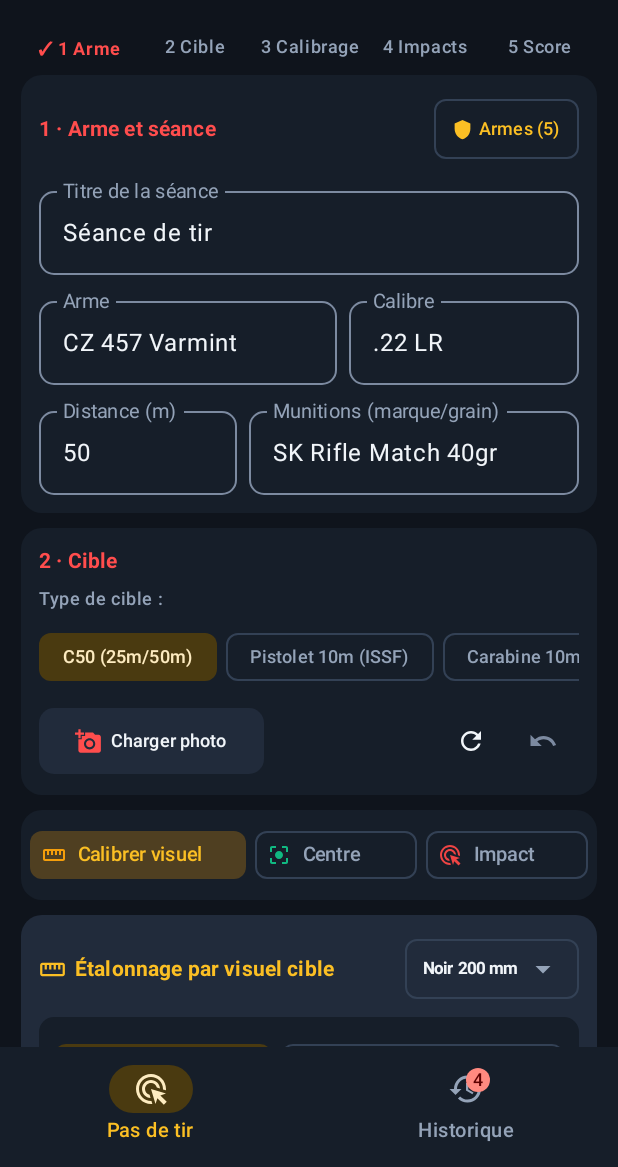
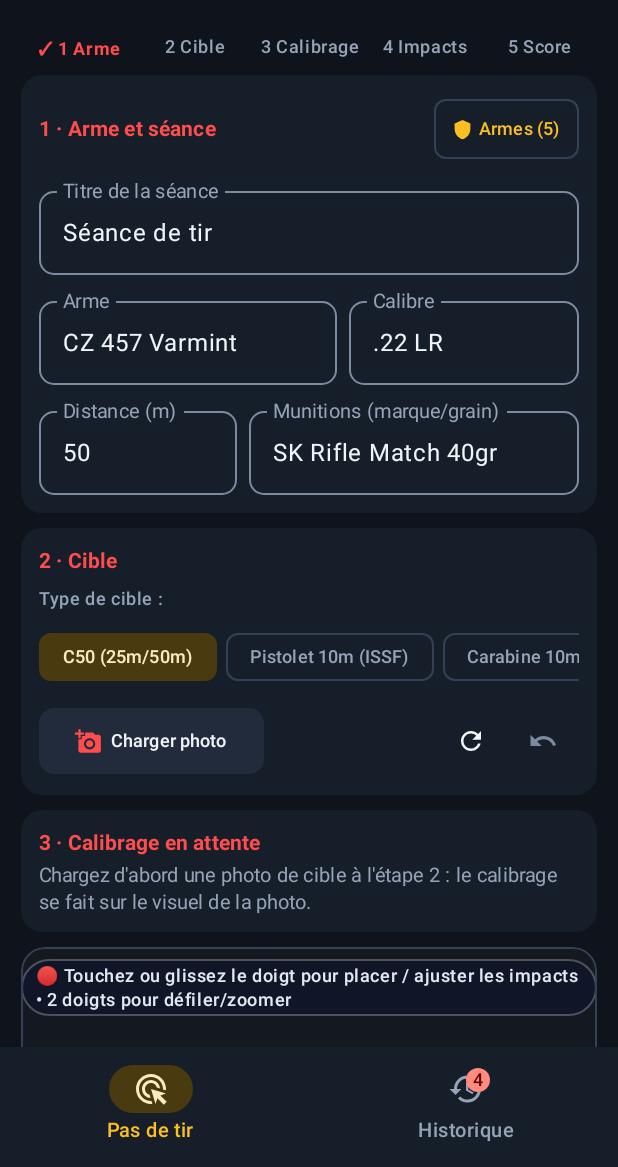
Before and after one commit to Gauvainb/ShootR, an Android app built with Jetpack Compose: the screen it shows after launch (MainActivity), on a phone screen of 412 x 824 dp, the part 69-1236 px from its top. Run offline under Robolectric (Android 15) with nearby library versions, the phone set to English and light mode, and no system bars; libraries missing offline, so code that uses them is left out: coil.compose, coil.request.

Commit message:
feat(flow): detect impacts in step 4, calibration only once a photo is loaded
- The "Détecter impacts" button leaves the photo row (step 2) and sits at the top of the
  impacts card (step 4), shown when a photo is loaded. Step 2 keeps loading and scanning.
- Mode chips and the calibration panel (step 3) only appear once a photo is loaded;
  without a photo, step 3 shows a hint asking to load a photo first.
- Loading a photo starts in calibration mode; without a photo the mode stays on impacts.

Co-authored-by: OpenBot <335604065+openbotgit[bot]@users.noreply.github.com>

```diff
--- a/app/src/main/java/com/example/MainActivity.kt
+++ b/app/src/main/java/com/example/MainActivity.kt
@@ -325,6 +325,10 @@ fun ShootRApp(
     // 4. Canvas interaction state
     // Le parcours commence par le calibrage : la photo et le visuel d'abord, les impacts ensuite.
     var activeMode by remember { mutableStateOf(AnnotationMode.CALIBRATE) }
+    // Sans photo, le calibrage n'est pas proposé (son panneau est masqué) : le mode reste « Impact ».
+    LaunchedEffect(selectedImageUri == null) {
+        if (selectedImageUri == null) activeMode = AnnotationMode.IMPACT
+    }
     var scale by remember { mutableFloatStateOf(1f) }
     var offset by remember { mutableStateOf(Offset.Zero) }
     var canvasWidthPx by remember { mutableFloatStateOf(1000f) }
@@ -606,6 +610,8 @@ fun ShootRApp(
     ) { uri: Uri? ->
         if (uri != null) {
             selectedImageUri = uri
+            // Une photo est chargée : le calibrage devient possible et démarre.
+            activeMode = AnnotationMode.CALIBRATE
             resetPhotoAnalysis()
             analyzeSelectedPhoto()
         }
@@ -1565,26 +1571,6 @@ fun ShootRApp(
                                         Text("Scanner cible", fontSize = 12.sp, color = MaterialTheme.colorScheme.secondary)
                                     }
 
-                                    Spacer(modifier = Modifier.width(6.dp))
-
-                                    OutlinedButton(
-                                        onClick = { detectImpactsOnPhoto() },
-                                        enabled = !isDetectingImpacts,
-                                        modifier = Modifier.height(44.dp).testTag("detect_impacts_button"),
-                                        shape = RoundedCornerShape(10.dp)
-                                    ) {
-                                        if (isDetectingImpacts) {
-                                            CircularProgressIndicator(modifier = Modifier.size(16.dp), strokeWidth = 2.dp)
-                                        } else {
-                                            Icon(imageVector = Icons.Default.AdsClick, contentDescription = null, tint = MaterialTheme.colorScheme.primary, modifier = Modifier.size(16.dp))
-                                        }
-                                        Spacer(modifier = Modifier.width(4.dp))
-                                        Text(
-                                            text = if (isDetectingImpacts) "Détection…" else "Détecter impacts",
-                                            fontSize = 12.sp,
-                                            color = MaterialTheme.colorScheme.primary
-                                        )
-                                    }
                                 }
                             }
 
@@ -1608,7 +1594,9 @@ fun ShootRApp(
                             }
                         }
 
-                        // 2. MODES DE POINTAGE
+                        // Étape 3 : le calibrage ne s'affiche qu'une fois une photo chargée.
+                        if (selectedImageUri != null) {
+                        // 3 · Calibrage : modes de pointage
                         Card(
                             modifier = Modifier.fillMaxWidth(),
                             shape = RoundedCornerShape(14.dp),
@@ -1677,6 +1665,27 @@ fun ShootRApp(
                                 }
                             )
                         }
+                        } else {
+                            Card(
+                                modifier = Modifier.fillMaxWidth(),
+                                shape = RoundedCornerShape(14.dp),
+                                colors = CardDefaults.cardColors(containerColor = MaterialTheme.colorScheme.surface)
+                            ) {
+                                Column(modifier = Modifier.padding(12.dp), verticalArrangement = Arrangement.spacedBy(4.dp)) {
+                                    Text(
+                                        text = "3 · Calibrage en attente",
+                                        style = MaterialTheme.typography.titleSmall,
+                                        fontWeight = FontWeight.Bold,
+                                        color = MaterialTheme.colorScheme.primary
+                                    )
+                                    Text(
+                                        text = "Chargez d'abord une photo de cible à l'étape 2 : le calibrage se fait sur le visuel de la photo.",
+                                        style = MaterialTheme.typography.bodySmall,
+                                        color = MaterialTheme.colorScheme.onSurfaceVariant
+                                    )
+                                }
+                            }
+                        }
 
                         // 4. CANEVAS AVEC PHOTO ET OVERLAYS
                         BoxWithConstraints(
@@ -2263,6 +2272,28 @@ fun ShootRApp(
                             colors = CardDefaults.cardColors(containerColor = MaterialTheme.colorScheme.surfaceVariant)
                         ) {
                             Column(modifier = Modifier.padding(14.dp)) {
+                                // Étape 4 : lecture des impacts, détection automatique sur la photo
+                                if (selectedImageUri != null) {
+                                    OutlinedButton(
+                                        onClick = { detectImpactsOnPhoto() },
+                                        enabled = !isDetectingImpacts,
+                                        modifier = Modifier.fillMaxWidth().height(44.dp).testTag("detect_impacts_button"),
+                                        shape = RoundedCornerShape(10.dp)
+                                    ) {
+                                        if (isDetectingImpacts) {
+                                            CircularProgressIndicator(modifier = Modifier.size(16.dp), strokeWidth = 2.dp)
+                                        } else {
+                                            Icon(imageVector = Icons.Default.AdsClick, contentDescription = null, tint = MaterialTheme.colorScheme.primary, modifier = Modifier.size(16.dp))
+                                        }
+                                        Spacer(modifier = Modifier.width(6.dp))
+                                        Text(
+                                            text = if (isDetectingImpacts) "Détection…" else "Détecter impacts",
+                                            fontSize = 12.sp,
+                                            color = MaterialTheme.colorScheme.primary
+                                        )
+                                    }
+                                    Spacer(modifier = Modifier.height(10.dp))
+                                }
                                 Row(
                                     modifier = Modifier.fillMaxWidth(),
                                     horizontalArrangement = Arrangement.SpaceBetween,
```
